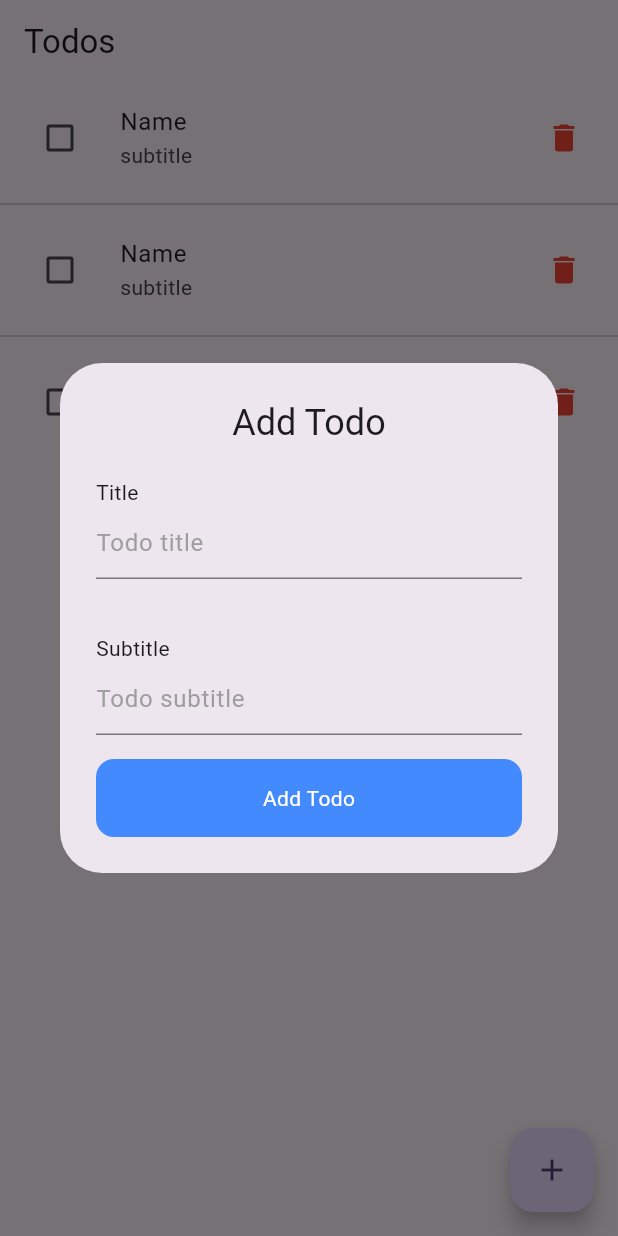
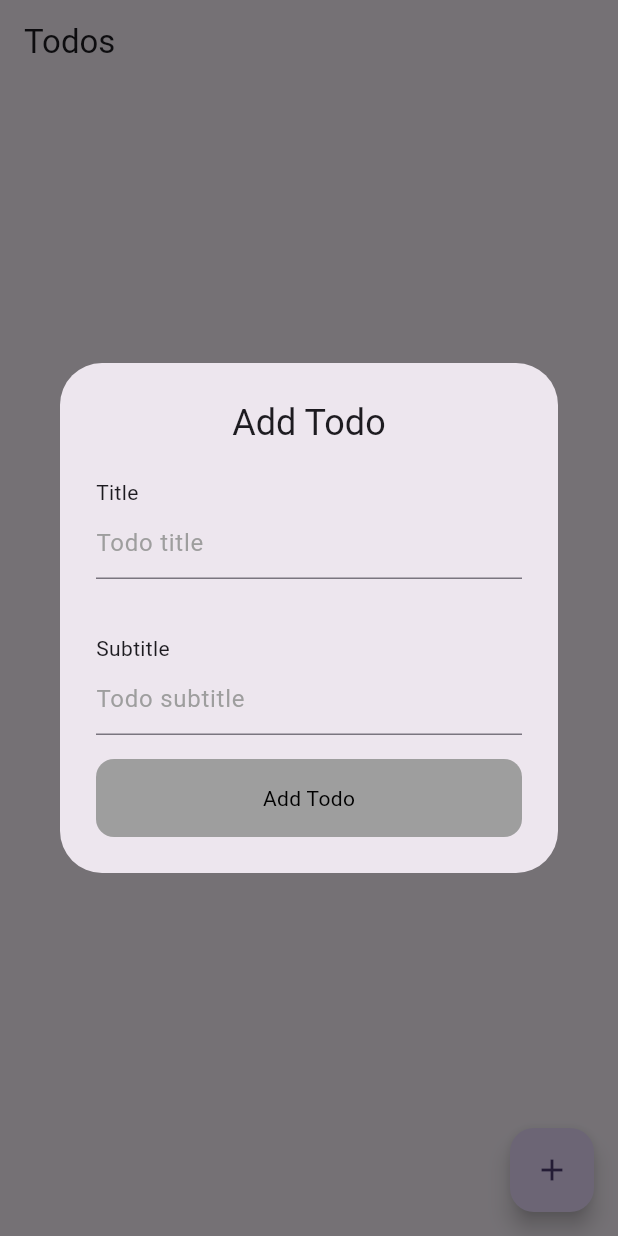
Before and after one commit to Mukhiddin3888/sqlliteflutterapp, a Flutter app: the screen it shows after launch, after a tap on the "add" icon, on a phone screen of 412 x 824 dp. Run offline on Flutter 3.47's test engine with Material 2 defaults, Android fonts, the phone set to English and light mode, and no system bars; our stand-ins replace sqflite; accounts and stored records are empty.

Commit message:
add insert todo

```diff
--- a/lib/presentation/pages/list_todos.dart
+++ b/lib/presentation/pages/list_todos.dart
@@ -1,4 +1,9 @@
 import 'package:flutter/material.dart';
+import 'package:sqlliteflutterapp/database/crud/insert_db.dart';
+import 'package:sqlliteflutterapp/database/crud/read_db.dart';
+import 'package:sqlliteflutterapp/database/database_service.dart';
+
+import '../../models/todo_model.dart';
 
 class ListOfTodos extends StatefulWidget {
   const ListOfTodos({Key? key}) : super(key: key);
@@ -8,15 +13,22 @@ class ListOfTodos extends StatefulWidget {
 }
 
 class _ListOfTodosState extends State<ListOfTodos> {
-
   late TextEditingController titleController;
   late TextEditingController subTitleController;
+
+  List<TodoModel> list = [];
 
   @override
   void initState() {
     super.initState();
     titleController = TextEditingController();
     subTitleController = TextEditingController();
+
+    fetchDBData();
+  }
+
+  Future<void> fetchDBData() async {
+    list = await fetchAllDBInfo(tableName: DataBaseService.tableName);
   }
 
   @override
@@ -32,12 +44,13 @@ class _ListOfTodosState extends State<ListOfTodos> {
       appBar: AppBar(
         title: const Text('Todos'),
       ),
-      body: ListView.separated(
-        itemCount: 3,
+      body: list.isNotEmpty
+          ? ListView.separated(
+              itemCount: list.length,
               itemBuilder: (context, index) {
                 return ListTile(
-            title: const Text('Name'),
-            subtitle: const Text('subtitle'),
+                  title:  Text(list[index].title),
+                  subtitle:  Text(list[index].subTitle),
                   leading: Checkbox(value: false, onChanged: (v) {}),
                   trailing: const Icon(
                     Icons.delete,
@@ -48,13 +61,26 @@ class _ListOfTodosState extends State<ListOfTodos> {
               separatorBuilder: (context, index) {
                 return const Divider();
               },
+            )
+          : const Center(
+              child: Text('No Todos for now'),
             ),
       floatingActionButton: FloatingActionButton(
         onPressed: () {
           showDialog(
             context: context,
             builder: (context) {
-              return AddTodoAlert(titleController: titleController, subTitleController: subTitleController);
+              return AddTodoAlert(
+                  titleController: titleController,
+                  subTitleController: subTitleController,
+                onSubmitted: () async {
+                  list = await fetchAllDBInfo(tableName: DataBaseService.tableName);
+
+                  setState(()  {
+
+                    });
+                },
+              );
             },
           );
         },
@@ -64,25 +90,36 @@ class _ListOfTodosState extends State<ListOfTodos> {
   }
 }
 
-class AddTodoAlert extends StatelessWidget {
+class AddTodoAlert extends StatefulWidget {
   const AddTodoAlert({
     super.key,
     required this.titleController,
     required this.subTitleController,
+    required this.onSubmitted,
   });
 
   final TextEditingController titleController;
   final TextEditingController subTitleController;
+  final Function() onSubmitted;
 
+  @override
+  State<AddTodoAlert> createState() => _AddTodoAlertState();
+}
+
+class _AddTodoAlertState extends State<AddTodoAlert> {
   @override
   Widget build(BuildContext context) {
     return AlertDialog(
       title: const Center(child: Text('Add Todo')),
       actions: [
-        const Align(
-            alignment: Alignment.topLeft, child: Text('Title')),
+        const Align(alignment: Alignment.topLeft, child: Text('Title')),
         TextField(
-          controller: titleController,
+          controller: widget.titleController,
+          onChanged: (v){
+            setState(() {
+
+            });
+          },
           decoration: const InputDecoration(
             hintText: 'Todo title',
             hintStyle: TextStyle(color: Colors.grey),
@@ -91,10 +128,9 @@ class AddTodoAlert extends StatelessWidget {
         const SizedBox(
           height: 36,
         ),
-        const Align(
-            alignment: Alignment.topLeft, child: Text('Subtitle')),
+        const Align(alignment: Alignment.topLeft, child: Text('Subtitle')),
         TextField(
-          controller: subTitleController,
+          controller: widget.subTitleController,
           decoration: const InputDecoration(
             hintText: 'Todo subtitle',
             hintStyle: TextStyle(color: Colors.grey),
@@ -104,7 +140,18 @@ class AddTodoAlert extends StatelessWidget {
           height: 16,
         ),
         GestureDetector(
-          onTap: (){
+          onTap: () {
+            if(widget.titleController.text.isNotEmpty ){
+              TodoModel todoModel = TodoModel(title: widget.titleController.text.trim(), subTitle: widget.subTitleController.text.trim());
+              insertTodo(todoModel: todoModel, tableName: DataBaseService.tableName);
+              widget.onSubmitted();
+            }else{
+              ScaffoldMessenger.of(context).showSnackBar(const SnackBar(
+                backgroundColor: Colors.redAccent,
+                content: Center(child: Text("Todo Not Added")),
+              ));
+            }
+
             Navigator.pop(context);
           },
           child: Container(
@@ -113,8 +160,11 @@ class AddTodoAlert extends StatelessWidget {
             width: double.infinity,
             decoration: BoxDecoration(
                 borderRadius: BorderRadius.circular(12),
-                color: Colors.blueAccent),
-            child: const Text('Add Todo', style: TextStyle(color: Colors.white),),
+                color: widget.titleController.text.isNotEmpty ? Colors.blueAccent : Colors.grey),
+            child:  Text(
+              'Add Todo',
+              style: TextStyle(color: widget.titleController.text.isNotEmpty ? Colors.white : Colors.black),
+            ),
           ),
         )
       ],
```
Lines whose indentation alone changed are shown as unchanged.
